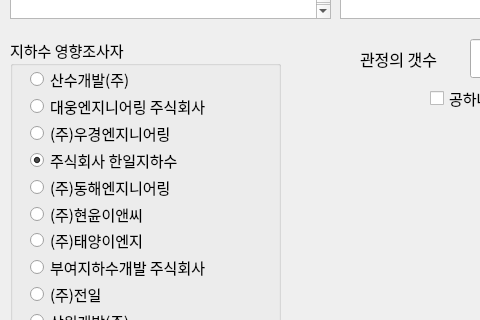
First picture: the form in 11_util/totalcmd python/03_GroundWater Ussage/10_QT YangSoo File Generator  V2/01_Save/01_Original File/aqt_input.ui, repository ihanseol/04_PyhtonDemoDojang, before the edit; both pictures show x 0 to 480 and y 112 to 432 of the 634 by 1017 pixel window.
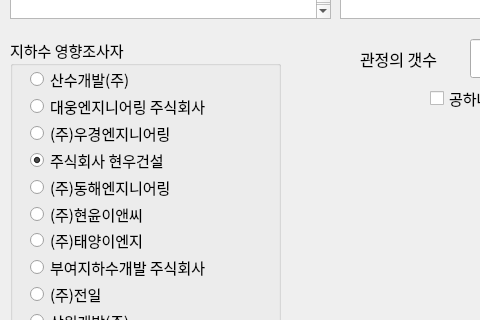
Second picture: the form after the edit.

```diff
--- a/11_util/totalcmd python/03_GroundWater Ussage/10_QT YangSoo File Generator  V2/01_Save/01_Original File/aqt_input.ui
+++ b/11_util/totalcmd python/03_GroundWater Ussage/10_QT YangSoo File Generator  V2/01_Save/01_Original File/aqt_input.ui
@@ -523,7 +523,7 @@
       </font>
      </property>
      <property name="text">
-      <string>주식회사 한일지하수</string>
+      <string>주식회사 현우건설</string>
      </property>
      <property name="checked">
       <bool>true</bool>
```
Left out of the diff: 10 changed lines with no effect on the pictures.
